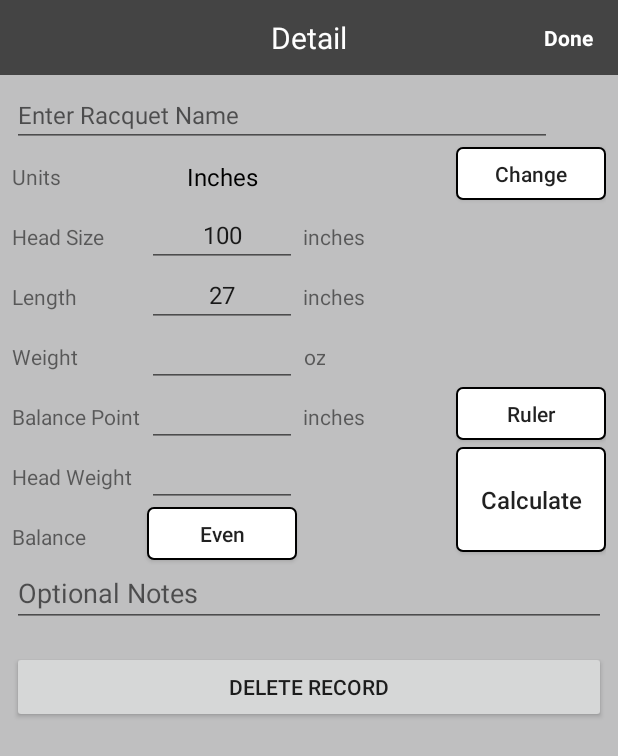
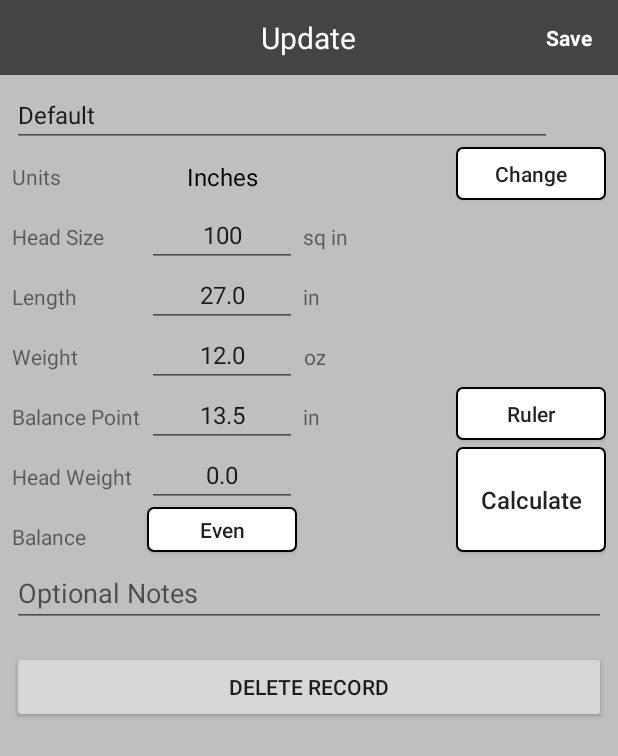
Before and after one commit to jaykallen/Racquet3, an Android app: the DetailFragment screen opened through its navigation route, on a phone screen of 412 x 824 dp. Shown: the top 756 px of the screen. Run offline under Robolectric (Android 15) with nearby library versions, the phone set to English and light mode, and no system bars; our stand-ins replace Room's generated code; 1 statement that could not run was skipped.

```diff
--- a/app/src/main/java/com/jaykallen/racquet3/model/RacquetModel.kt
+++ b/app/src/main/java/com/jaykallen/racquet3/model/RacquetModel.kt
@@ -13,11 +13,11 @@ import androidx.room.PrimaryKey
 data class RacquetModel (
     @PrimaryKey(autoGenerate = true) @ColumnInfo(name = "id") var id: Long = 0, // Insert methods treat 0 as not-set while inserting the item.
     @ColumnInfo(name = "name") var name: String = "Default",
-    @ColumnInfo(name = "units") var units: String? = "Inches",                  // This could be an enum with metric and inches
+    @ColumnInfo(name = "units") var units: String = "Inches",                  // This could be an enum with metric and inches
     @ColumnInfo(name = "headSize") var headSize: Double = 100.0,
     @ColumnInfo(name = "length") var length: Double = 27.0,                     // Total length of racquet
-    @ColumnInfo(name = "weight") var weight: Double = 300.0,                    // Overall weight
-    @ColumnInfo(name = "balance") var balance: String = "Light",                // This could be an enum
+    @ColumnInfo(name = "weight") var weight: Double = 12.0,                    // Overall weight
+    @ColumnInfo(name = "balance") var balance: String = "Head Light",                // This could be an enum
     @ColumnInfo(name = "balancePoint") var balancePoint: Double = 13.5,         // Balance point in measure
     @ColumnInfo(name = "headWeight") var headWeight: Double = 0.0,              // Points of Head Lightness
     @ColumnInfo(name = "stringName") var stringName: String? = null,
@@ -25,5 +25,5 @@ data class RacquetModel (
     @ColumnInfo(name = "stringTension") var stringTension: Double = 50.0,
     @ColumnInfo(name = "notes") var notes: String = ""
 ) {
-    constructor() : this(0, "Default", "Inches", 100.0, 27.0, 300.0, "Even", 13.5, 0.0, "Luxilon", "16x19", 50.0, "")
+    constructor() : this(0, "Default", "Inches", 100.0, 27.0, 12.0, "Even", 13.5, 0.0, "Luxilon", "16x19", 50.0, "")
 }
--- a/app/src/main/java/com/jaykallen/racquet3/room/RoomyDatabase.kt
+++ b/app/src/main/java/com/jaykallen/racquet3/room/RoomyDatabase.kt
@@ -7,7 +7,7 @@ import androidx.room.RoomDatabase
 import com.jaykallen.racquet3.model.RacquetModel
 
 
-@Database(entities = [RacquetModel::class], version = 2, exportSchema = false)
+@Database(entities = [RacquetModel::class], version = 3, exportSchema = false)
 abstract class RoomyDatabase : RoomDatabase() {
     abstract fun roomDao(): RoomDao
 
--- a/app/src/main/java/com/jaykallen/racquet3/ui/CatalogFragment.kt
+++ b/app/src/main/java/com/jaykallen/racquet3/ui/CatalogFragment.kt
@@ -38,7 +38,7 @@ class CatalogFragment : Fragment() {
 
     private fun setupButtons() {
         addImage.setOnClickListener {
-            setSafeArgs(0L)
+            setSafeArgs(-1L)
         }
     }
 
--- a/app/src/main/java/com/jaykallen/racquet3/ui/HomeFragment.kt
+++ b/app/src/main/java/com/jaykallen/racquet3/ui/HomeFragment.kt
@@ -28,11 +28,7 @@ class HomeFragment : Fragment() {
     private lateinit var homeViewModel: HomeViewModel
     private lateinit var binding: FragmentHomeBinding
 
-    override fun onCreateView(
-        inflater: LayoutInflater,
-        container: ViewGroup?,
-        savedInstanceState: Bundle?
-    ): View? {
+    override fun onCreateView(inflater: LayoutInflater, container: ViewGroup?, savedInstanceState: Bundle?): View? {
         binding = DataBindingUtil.inflate(inflater, R.layout.fragment_home, container, false)
         val view = binding.root
         return view
--- a/app/src/main/res/layout/content_detail_toolbar.xml
+++ b/app/src/main/res/layout/content_detail_toolbar.xml
@@ -13,12 +13,12 @@
         android:ellipsize="end"
         android:gravity="center"
         android:lines="1"
-        android:text="Edit"
+        android:text="Update"
         android:textColor="@android:color/white"
         android:textSize="20sp" />
 
     <TextView
-        android:id="@+id/doneText"
+        android:id="@+id/saveText"
         android:layout_width="50dp"
         android:layout_height="match_parent"
         android:layout_alignParentEnd="true"
@@ -26,8 +26,7 @@
         android:layout_marginEnd="8dp"
         android:gravity="center"
         android:maxLines="1"
-        android:onClick="onDoneClick"
-        android:text="Done"
+        android:text="Save"
         android:textColor="#FFF"
         android:textSize="14sp"
         android:textStyle="bold" />
--- a/app/src/main/res/layout/fragment_detail.xml
+++ b/app/src/main/res/layout/fragment_detail.xml
@@ -84,7 +84,7 @@
                 android:layout_marginStart="4dp"
                 android:layout_toEndOf="@id/lengthEdit"
                 android:gravity="center"
-                android:text="inches" />
+                android:text="sq in" />
 
             <TextView
                 android:id="@+id/lengthLabel"
@@ -113,7 +113,7 @@
                 android:layout_marginStart="4dp"
                 android:layout_toEndOf="@id/lengthEdit"
                 android:gravity="center"
-                android:text="inches" />
+                android:text="in" />
 
 
             <TextView
@@ -172,7 +172,7 @@
                 android:layout_marginStart="4dp"
                 android:layout_toEndOf="@id/balancePointEdit"
                 android:gravity="center"
-                android:text="inches" />
+                android:text="in" />
 
             <Button
                 android:id="@+id/rulerButton"
@@ -199,7 +199,8 @@
                 android:layout_below="@id/balancePointLabel"
                 android:layout_toRightOf="@id/headWeightLabel"
                 android:gravity="center"
-                android:inputType="numberDecimal" />
+                android:inputType="numberDecimal"
+                android:textSize="16sp" />
 
             <Button
                 android:id="@+id/calculateButton"
@@ -223,7 +224,7 @@
             <Button
                 android:id="@+id/balanceButton"
                 android:layout_width="100dp"
-                android:layout_height="35dp"
+                android:layout_height="30dp"
                 android:layout_below="@id/headWeightLabel"
                 android:layout_toEndOf="@id/balanceLabel"
                 android:background="@drawable/button_outline"
```
Also changed, not shown: app/src/main/java/com/jaykallen/racquet3/ui/DetailFragment.kt (+73 -86 lines), app/src/main/java/com/jaykallen/racquet3/viewmodel/DetailViewModel.kt (+32 -21 lines).
